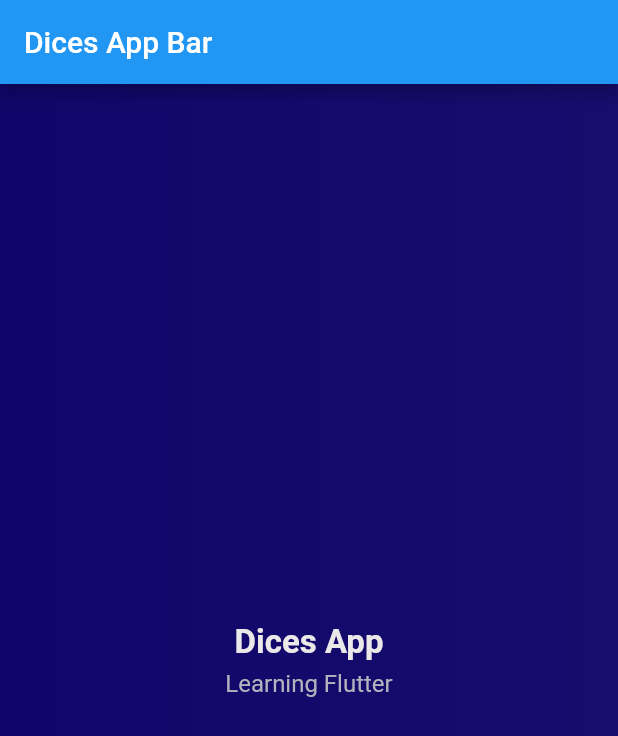
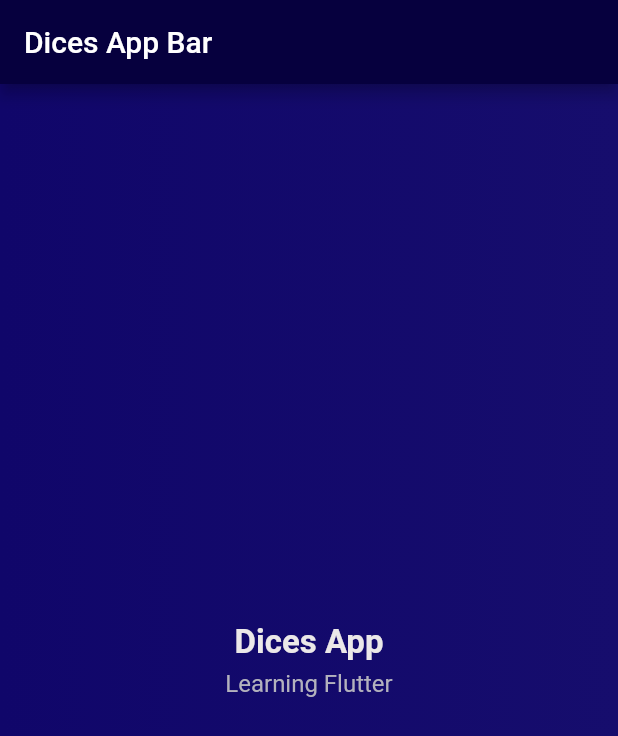
Before and after one commit to fcojj/flutter, a Flutter app: the screen it shows after launch, on a phone screen of 412 x 824 dp. Shown: the top 736 px of the screen. Run offline on Flutter 3.47's test engine with Material 2 defaults, Android fonts, the phone set to English and light mode, and no system bars.

Commit message:
format app bar

```diff
--- a/first_app/lib/main.dart
+++ b/first_app/lib/main.dart
@@ -12,6 +12,7 @@ class Dices extends StatelessWidget {
     return MaterialApp(
       home: Scaffold(
         appBar: AppBar(
+          backgroundColor: const Color.fromARGB(255, 6, 0, 62),
           title: const Text("Dices App Bar"),
         ),
         body: Container(
```
